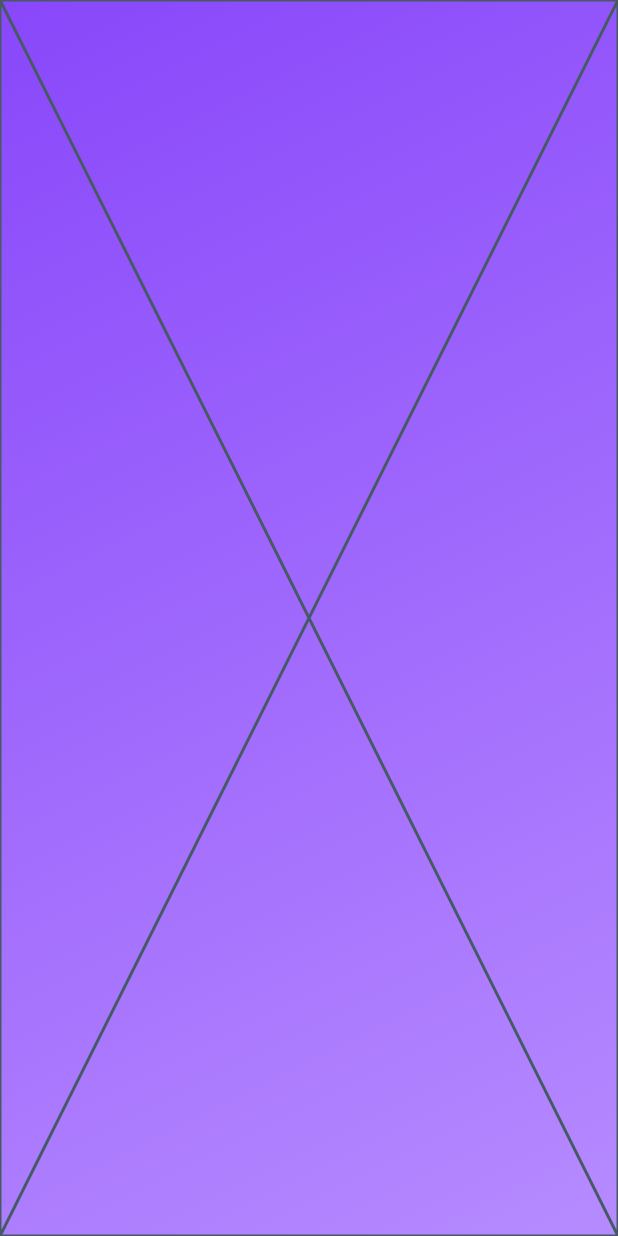
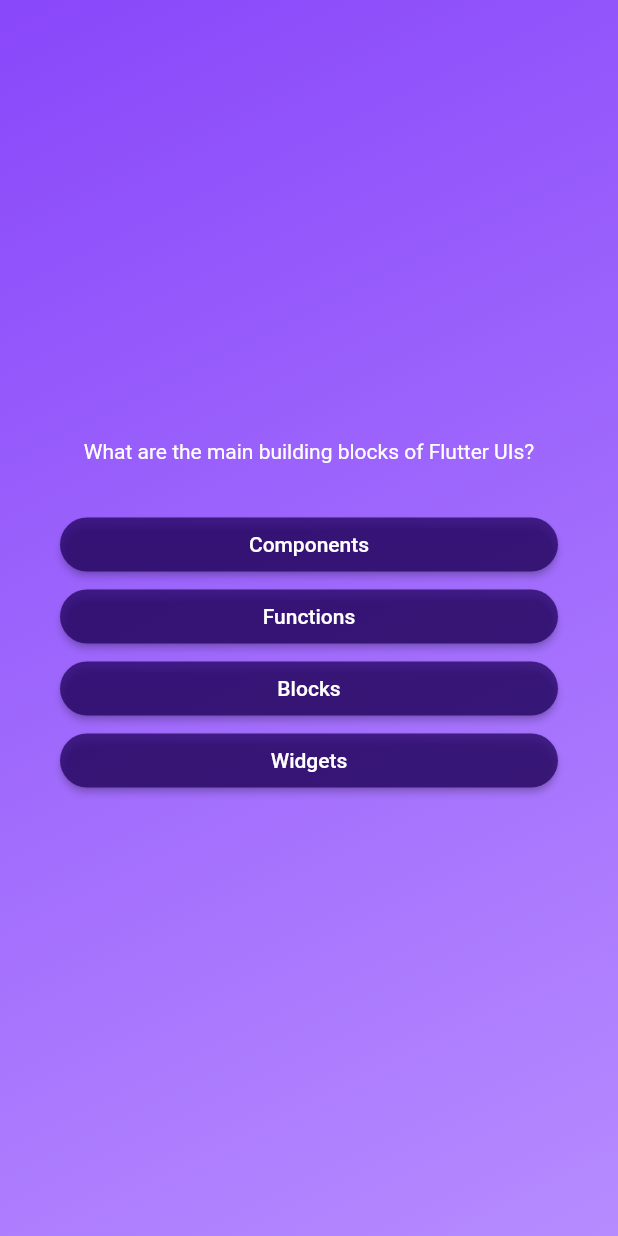
Before and after one commit to diyar214/quiz-app, a Flutter app: the screen it shows after launch, after a tap on "Start Quiz", on a phone screen of 412 x 824 dp. Run offline on Flutter 3.47's test engine with Material 2 defaults, Android fonts, the phone set to English and light mode, and no system bars.

```diff
--- /dev/null
+++ b/lib/answer_button.dart
@@ -0,0 +1,21 @@
+import 'package:flutter/material.dart';
+
+class AnswerButton extends StatelessWidget {
+  final String answerText;
+  final void Function()? onPressed;
+  const AnswerButton(
+      {super.key, required this.answerText, required this.onPressed});
+
+  @override
+  Widget build(BuildContext context) {
+    return ElevatedButton(
+      onPressed: onPressed,
+      style: ElevatedButton.styleFrom(
+          padding: const EdgeInsets.symmetric(vertical: 10, horizontal: 34),
+          backgroundColor: const Color.fromARGB(190, 32, 1, 95),
+          shape:
+              RoundedRectangleBorder(borderRadius: BorderRadius.circular(35))),
+      child: Text(answerText, textAlign: TextAlign.center),
+    );
+  }
+}
--- /dev/null
+++ b/lib/data/questions.dart
@@ -0,0 +1,52 @@
+import 'package:questions_app/models/quiz_questions.dart';
+
+const questions = [
+  QuizQuestions('What are the main building blocks of Flutter UIs?', [
+    'Widgets',
+    'Components',
+    'Blocks',
+    'Functions',
+  ]),
+  QuizQuestions('How are Flutter UIs built?', [
+    'By combining widgets in code',
+    'By combining widgets in a visual editor',
+    'By defining widgets in config files',
+    'By using XCode for iOS and Android Studio for Android',
+  ]),
+  QuizQuestions(
+    'What\'s the purpose of a StatefulWidget?',
+    [
+      'Update UI as data changes',
+      'Update data as UI changes',
+      'Ignore data changes',
+      'Render UI that does not depend on data',
+    ],
+  ),
+  QuizQuestions(
+    'Which widget should you try to use more often: StatelessWidget or StatefulWidget?',
+    [
+      'StatelessWidget',
+      'StatefulWidget',
+      'Both are equally good',
+      'None of the above',
+    ],
+  ),
+  QuizQuestions(
+    'What happens if you change data in a StatelessWidget?',
+    [
+      'The UI is not updated',
+      'The UI is updated',
+      'The closest StatefulWidget is updated',
+      'Any nested StatefulWidgets are updated',
+    ],
+  ),
+  QuizQuestions(
+    'How should you update data inside of StatefulWidgets?',
+    [
+      'By calling setState()',
+      'By calling updateData()',
+      'By calling updateUI()',
+      'By calling updateState()',
+    ],
+  ),
+];
--- /dev/null
+++ b/lib/models/quiz_questions.dart
@@ -0,0 +1,12 @@
+class QuizQuestions {
+  final String questionText;
+  final List<String> answers;
+
+  const QuizQuestions(this.questionText, this.answers);
+
+  List<String> getShuffledAnswers() {
+    final shuffledList = List.of(answers);
+    shuffledList.shuffle();
+    return shuffledList;
+  }
+}
--- a/lib/questions_page.dart
+++ b/lib/questions_page.dart
@@ -1,4 +1,7 @@
 import 'package:flutter/material.dart';
+
+import 'package:questions_app/answer_button.dart';
+import 'package:questions_app/data/questions.dart';
 
 class QuestionsPage extends StatefulWidget {
   const QuestionsPage({super.key});
@@ -8,8 +11,36 @@ class QuestionsPage extends StatefulWidget {
 }
 
 class _QuestionsPageState extends State<QuestionsPage> {
+  int index = 0;
+
+  void answerQuestion() {
+    setState(() {
+      index++;
+    });
+  }
+
   @override
   Widget build(BuildContext context) {
-    return const Placeholder();
+    final currentQuestion = questions[index];
+    return SizedBox(
+      width: double.infinity,
+      child: Container(
+        margin: const EdgeInsets.all(40),
+        child: Column(
+          mainAxisAlignment: MainAxisAlignment.center,
+          crossAxisAlignment: CrossAxisAlignment.stretch,
+          children: [
+            Text(
+              currentQuestion.questionText,
+              style: const TextStyle(color: Colors.white),
+              textAlign: TextAlign.center,
+            ),
+            const SizedBox(height: 30),
+            ...currentQuestion.getShuffledAnswers().map((item) =>
+                AnswerButton(answerText: item, onPressed: answerQuestion)),
+          ],
+        ),
+      ),
+    );
   }
 }
```
